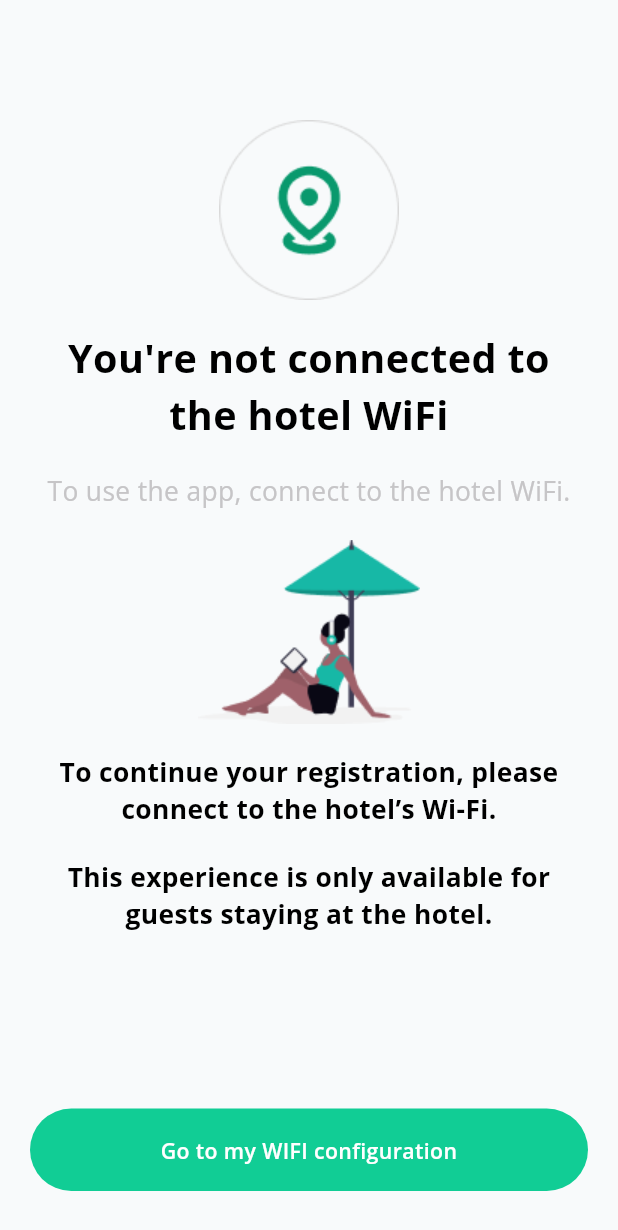
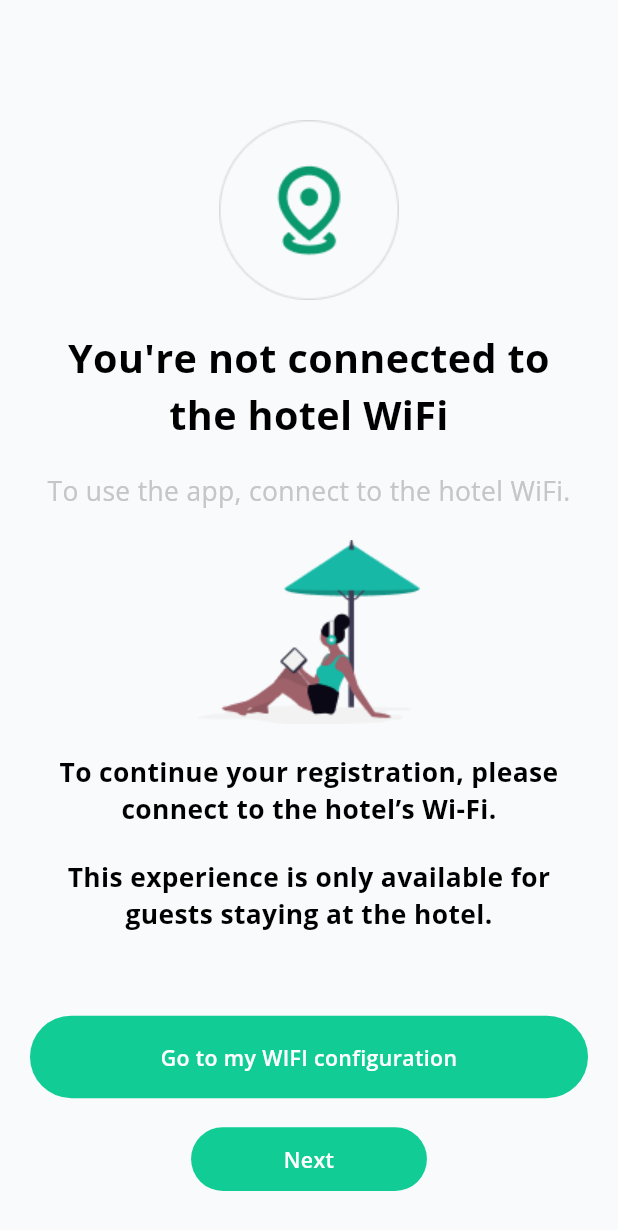
Before and after one commit to jahid0002/event_flutter_app, a Flutter app: the WifiScreen screen opened by its route, on a phone screen of 412 x 824 dp. Shown: the top 1230 px of the screen. Run offline on Flutter 3.47's test engine with Material 3 defaults, Android fonts, the phone set to English and light mode, and no system bars; our stand-ins replace cached_network_image, connectivity_plus, firebase_auth, firebase_core, flutter_html, flutter_screenutil and 12 more; missing offline and left inert: app_settings, swipable_stack; accounts and stored records are empty; network calls fail.

Commit message:
wifi issues fixed

```diff
--- a/lib/view/screens/register/wifi_screen.dart
+++ b/lib/view/screens/register/wifi_screen.dart
@@ -8,6 +8,8 @@ import 'package:flutter_screenutil/flutter_screenutil.dart';
 import 'package:get/get.dart';
 
 import '../../../core/routes/app_routes.dart';
+import 'dart:io' show Platform;
+import 'package:app_settings/app_settings.dart';
 
 class WifiScreen extends StatelessWidget {
   const WifiScreen({super.key});
@@ -61,9 +63,19 @@ class WifiScreen extends StatelessWidget {
             Spacer(),
             CustomButton(
               onTap: () {
+                SettingsHelper.openWifiSettings();
+                // Get.toNamed(AppRoutes.calenderLoginOnboarding);
+              },
+              title: "Go to my WIFI configuration",
+            ),
+            SizedBox(height: 20.h),
+            CustomButton(
+              width: 150.w,
+              height: 44.h,
+              onTap: () {
                 Get.toNamed(AppRoutes.calenderLoginOnboarding);
               },
-              title: "Go to my WIFI configuration",
+              title: "Next",
             ),
           ],
         ),
@@ -71,3 +83,18 @@ class WifiScreen extends StatelessWidget {
     );
   }
 }
+
+class SettingsHelper {
+  static void openWifiSettings() {
+    if (Platform.isAndroid) {
+      // Android → directly open WiFi settings
+      AppSettings.openAppSettingsPanel(AppSettingsPanelType.wifi); //();
+    } else if (Platform.isIOS) {
+      // iOS → can’t go to WiFi directly, open App Settings instead
+      AppSettings.openAppSettings();
+    } else {
+      // Other platforms (Web, Desktop) → do nothing or show message
+      debugPrint("WiFi settings not available on this platform");
+    }
+  }
+}
--- a/pubspec.yaml
+++ b/pubspec.yaml
@@ -61,6 +61,7 @@ dependencies:
   shared_preferences: ^2.5.3
   swipable_stack: ^2.0.0
   flutter_html: ^3.0.0
+  app_settings: ^6.1.1
 
 
 
```
Also changed, not shown: pubspec.lock.
